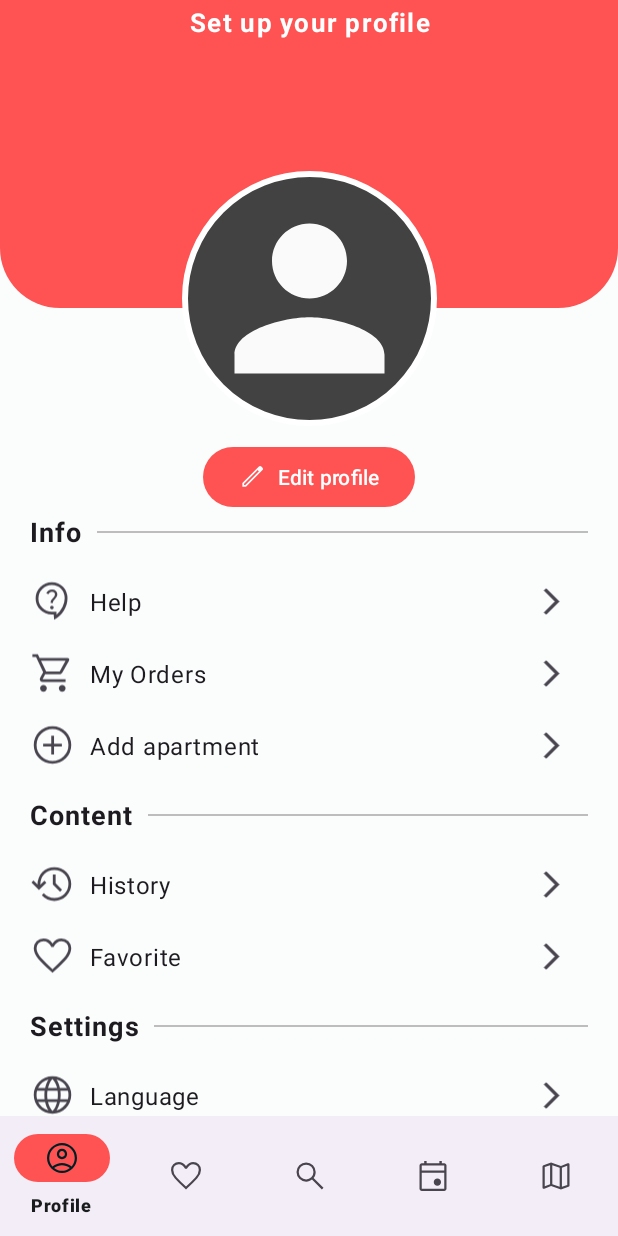
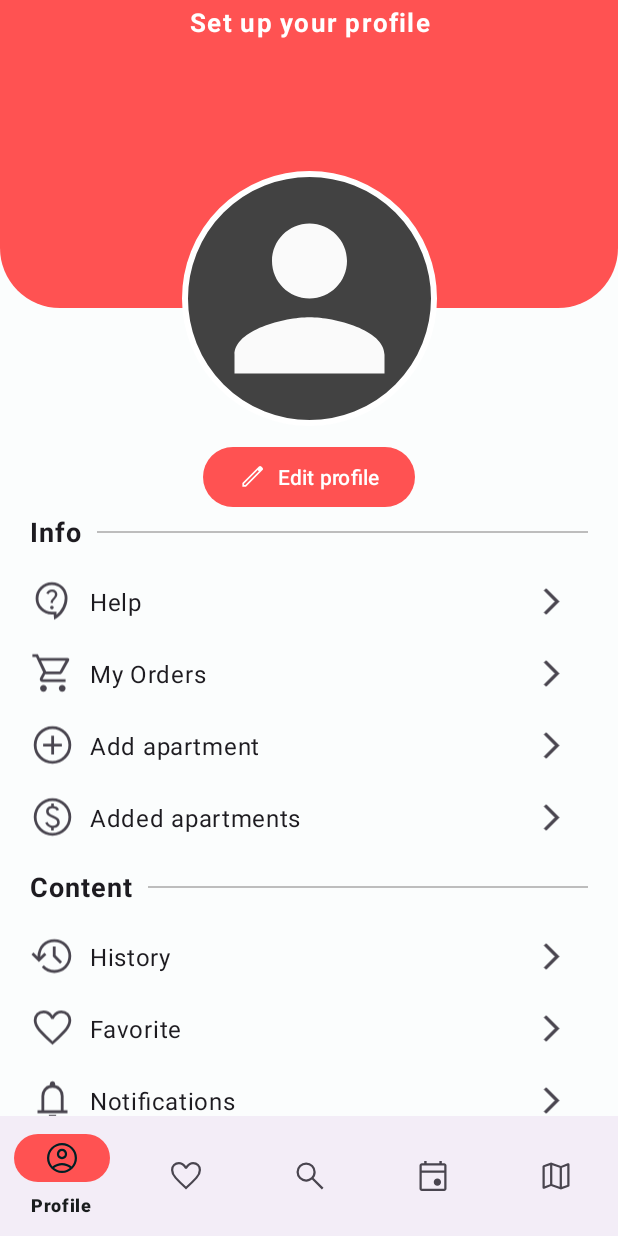
Before and after one commit to yaroslavlebid/MyHome, an Android app: the MyProfileFragment screen opened through its navigation route, on a phone screen of 412 x 824 dp. Run offline under Robolectric (Android 15) with nearby library versions, the phone set to English and light mode, and no system bars; our stand-ins replace Firebase (no records; nobody signed in at launch, a user with empty details on screens opened directly), Timber, navigation-ui; libraries missing offline, so code that uses them is left out: com.lapism.search; 8 statements that could not run were skipped.

Commit message:
created views for added apartments and notifications

```diff
--- a/app/src/main/java/yaroslavlebid/apps/myhome/ui/home/my_profile/add_apartment/AddApartmentLastStepFragment.kt
+++ b/app/src/main/java/yaroslavlebid/apps/myhome/ui/home/my_profile/add_apartment/AddApartmentLastStepFragment.kt
@@ -1,6 +1,7 @@
 package layout
 
 import androidx.fragment.app.Fragment
+import yaroslavlebid.apps.myhome.R
 
-class AddApartmentLastStepFragment : Fragment() {
+class AddApartmentLastStepFragment : Fragment(R.layout.fragment_add_apartment_last_step) {
 }
--- /dev/null
+++ b/app/src/main/res/drawable/notifications.xml
@@ -0,0 +1,10 @@
+<vector xmlns:android="http://schemas.android.com/apk/res/android"
+    android:width="48dp"
+    android:height="48dp"
+    android:viewportWidth="48"
+    android:viewportHeight="48"
+    android:tint="?attr/colorControlNormal">
+  <path
+      android:fillColor="@android:color/white"
+      android:pathData="M8,38V35H12.2V19.7Q12.2,15.5 14.675,12.225Q17.15,8.95 21.2,8.1V6.65Q21.2,5.5 22.025,4.75Q22.85,4 24,4Q25.15,4 25.975,4.75Q26.8,5.5 26.8,6.65V8.1Q30.85,8.95 33.35,12.225Q35.85,15.5 35.85,19.7V35H40V38ZM24,23.25Q24,23.25 24,23.25Q24,23.25 24,23.25Q24,23.25 24,23.25Q24,23.25 24,23.25ZM24,44Q22.4,44 21.2,42.825Q20,41.65 20,40H28Q28,41.65 26.825,42.825Q25.65,44 24,44ZM15.2,35H32.85V19.7Q32.85,16 30.3,13.4Q27.75,10.8 24.05,10.8Q20.35,10.8 17.775,13.4Q15.2,16 15.2,19.7Z"/>
+</vector>
--- a/app/src/main/res/layout/fragment_my_profile.xml
+++ b/app/src/main/res/layout/fragment_my_profile.xml
@@ -117,7 +117,7 @@
                 app:layout_constraintTop_toTopOf="@id/my_orders" />
 
             <ImageView
-                android:id="@+id/faq_icon"
+                android:id="@+id/add_apartment_icon"
                 android:layout_width="@dimen/my_profile_icon_size"
                 android:layout_height="wrap_content"
                 android:src="@drawable/add_circle"
@@ -131,9 +131,9 @@
                 android:layout_height="wrap_content"
                 android:layout_marginLeft="10dp"
                 android:text="Add apartment"
-                app:layout_constraintBottom_toBottomOf="@id/faq_icon"
-                app:layout_constraintStart_toEndOf="@id/faq_icon"
-                app:layout_constraintTop_toTopOf="@id/faq_icon" />
+                app:layout_constraintBottom_toBottomOf="@id/add_apartment_icon"
+                app:layout_constraintStart_toEndOf="@id/add_apartment_icon"
+                app:layout_constraintTop_toTopOf="@id/add_apartment_icon" />
 
             <ImageView
                 android:layout_width="wrap_content"
@@ -142,6 +142,33 @@
                 app:layout_constraintBottom_toBottomOf="@id/add_apartment"
                 app:layout_constraintEnd_toEndOf="parent"
                 app:layout_constraintTop_toTopOf="@id/add_apartment" />
+
+            <ImageView
+                android:id="@+id/added_apartments_icon"
+                android:layout_width="@dimen/my_profile_icon_size"
+                android:layout_height="wrap_content"
+                android:src="@drawable/paid"
+                app:layout_constraintStart_toStartOf="parent"
+                app:layout_constraintTop_toBottomOf="@id/add_apartment_icon" />
+
+            <com.google.android.material.textview.MaterialTextView
+                android:id="@+id/added_apartment"
+                style="@style/Theme.MyHome.MyProfileTitleTextSmaller"
+                android:layout_width="wrap_content"
+                android:layout_height="wrap_content"
+                android:layout_marginLeft="10dp"
+                android:text="Added apartments"
+                app:layout_constraintBottom_toBottomOf="@id/added_apartments_icon"
+                app:layout_constraintStart_toEndOf="@id/added_apartments_icon"
+                app:layout_constraintTop_toTopOf="@id/added_apartments_icon" />
+
+            <ImageView
+                android:layout_width="wrap_content"
+                android:layout_height="@dimen/my_profile_arrow_size"
+                android:src="@drawable/navigate_next"
+                app:layout_constraintBottom_toBottomOf="@id/added_apartment"
+                app:layout_constraintEnd_toEndOf="parent"
+                app:layout_constraintTop_toTopOf="@id/added_apartment" />
 
         </androidx.constraintlayout.widget.ConstraintLayout>
 
@@ -230,6 +257,33 @@
                 app:layout_constraintBottom_toBottomOf="@id/favorite"
                 app:layout_constraintEnd_toEndOf="parent"
                 app:layout_constraintTop_toTopOf="@id/favorite" />
+
+            <ImageView
+                android:id="@+id/notifications_icon"
+                android:layout_width="@dimen/my_profile_icon_size"
+                android:layout_height="wrap_content"
+                android:src="@drawable/notifications"
+                app:layout_constraintStart_toStartOf="parent"
+                app:layout_constraintTop_toBottomOf="@id/favorite_icon" />
+
+            <com.google.android.material.textview.MaterialTextView
+                android:id="@+id/notifications"
+                style="@style/Theme.MyHome.MyProfileTitleTextSmaller"
+                android:layout_width="wrap_content"
+                android:layout_height="wrap_content"
+                android:layout_marginLeft="10dp"
+                android:text="Notifications"
+                app:layout_constraintBottom_toBottomOf="@id/notifications_icon"
+                app:layout_constraintStart_toEndOf="@id/notifications_icon"
+                app:layout_constraintTop_toTopOf="@id/notifications_icon" />
+
+            <ImageView
+                android:layout_width="wrap_content"
+                android:layout_height="@dimen/my_profile_arrow_size"
+                android:src="@drawable/navigate_next"
+                app:layout_constraintBottom_toBottomOf="@id/notifications"
+                app:layout_constraintEnd_toEndOf="parent"
+                app:layout_constraintTop_toTopOf="@id/notifications" />
 
         </androidx.constraintlayout.widget.ConstraintLayout>
 
--- a/app/src/main/res/navigation/nav_graph_home.xml
+++ b/app/src/main/res/navigation/nav_graph_home.xml
@@ -52,6 +52,12 @@
         <action
             android:id="@+id/action_profile_to_themeFragment"
             app:destination="@id/themeFragment" />
+        <action
+            android:id="@+id/action_profile_to_addedApartmentsFragment"
+            app:destination="@id/addedApartmentsFragment" />
+        <action
+            android:id="@+id/action_profile_to_notificationsFragment"
+            app:destination="@id/notificationsFragment" />
     </fragment>
     <fragment
         android:id="@+id/editProfileFragment2"
@@ -112,7 +118,11 @@
     <fragment
         android:id="@+id/addApartmentFragment"
         android:name="yaroslavlebid.apps.myhome.ui.home.my_profile.add_apartment.AddApartmentFragment"
-        android:label="AddApartmentFragment" />
+        android:label="AddApartmentFragment" >
+        <action
+            android:id="@+id/action_addApartmentFragment_to_addApartmentLastStepFragment"
+            app:destination="@id/addApartmentLastStepFragment" />
+    </fragment>
     <fragment
         android:id="@+id/helpFragment"
         android:name="yaroslavlebid.apps.myhome.ui.home.my_profile.help.HelpFragment"
@@ -133,4 +143,34 @@
         android:id="@+id/themeFragment"
         android:name="yaroslavlebid.apps.myhome.ui.home.my_profile.settings.ThemeFragment"
         android:label="ThemeFragment" />
+    <fragment
+        android:id="@+id/addedApartmentsFragment"
+        android:name="yaroslavlebid.apps.myhome.ui.home.my_profile.added_apartments.AddedApartmentsFragment"
+        android:label="AddedApartmentsFragment" />
+    <fragment
+        android:id="@+id/notificationsFragment"
+        android:name="yaroslavlebid.apps.myhome.ui.home.my_profile.notifications.NotificationsFragment"
+        android:label="NotificationsFragment" />
+    <fragment
+        android:id="@+id/addApartmentLastStepFragment"
+        android:name="layout.AddApartmentLastStepFragment"
+        android:label="AddApartmentLastStepFragment" >
+        <action
+            android:id="@+id/action_addApartmentLastStepFragment_to_addRoomFragment"
+            app:destination="@id/addRoomFragment" />
+        <action
+            android:id="@+id/action_addApartmentLastStepFragment_to_addedApartmentsFragment"
+            app:destination="@id/addedApartmentsFragment" />
+    </fragment>
+    <fragment
+        android:id="@+id/addRoomFragment"
+        android:name="yaroslavlebid.apps.myhome.ui.home.my_profile.room.AddRoomFragment"
+        android:label="AddRoomFragment" >
+        <action
+            android:id="@+id/action_addRoomFragment_to_addedApartmentsFragment"
+            app:destination="@id/addedApartmentsFragment" />
+        <action
+            android:id="@+id/action_addRoomFragment_self"
+            app:destination="@id/addRoomFragment" />
+    </fragment>
 </navigation>
```
Also changed, not shown: app/src/main/java/yaroslavlebid/apps/myhome/ui/home/my_profile/added_apartments/AddedApartmentsFragment.kt (added, +7 -0 lines), app/src/main/java/yaroslavlebid/apps/myhome/ui/home/my_profile/notifications/NotificationsFragment.kt (added, +7 -0 lines), app/src/main/java/yaroslavlebid/apps/myhome/ui/home/my_profile/room/AddRoomFragment.kt (added, +7 -0 lines), app/src/main/res/layout/fragment_added_apartments.xml (added, +38 -0 lines), app/src/main/res/layout/fragment_notifications.xml (added, +27 -0 lines).
